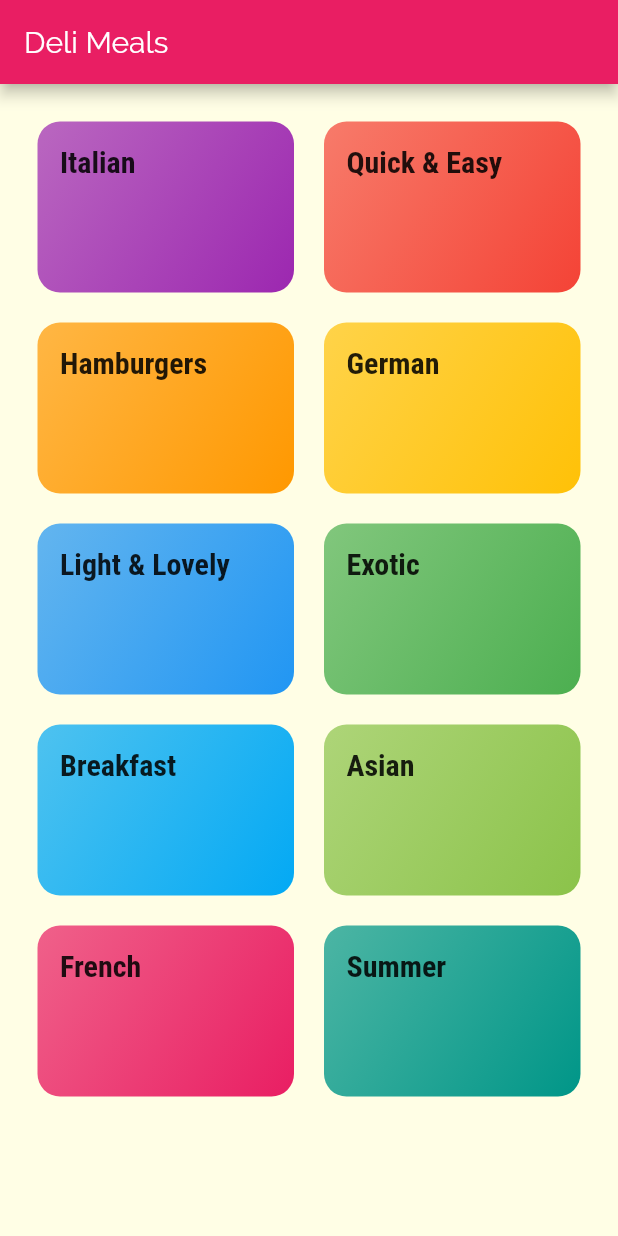
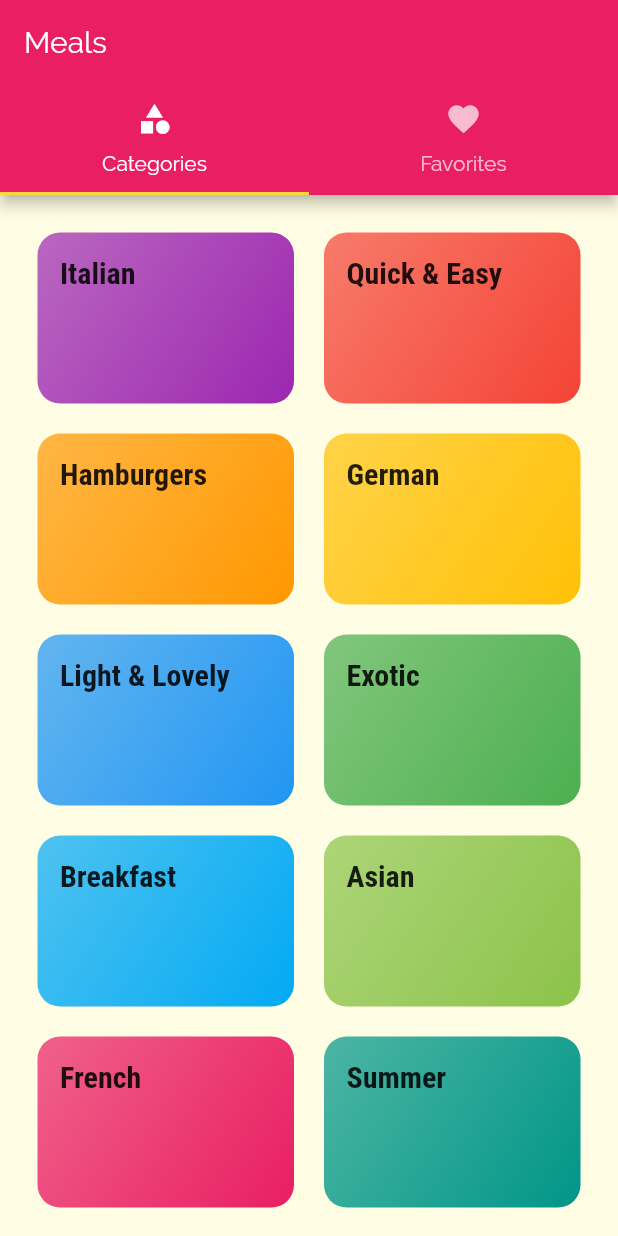
Before and after one commit to Zireael26/Meals-App, a Flutter app: the screen it shows after launch, on a phone screen of 412 x 824 dp. Run offline on Flutter 3.47's test engine with Material 2 defaults, Android fonts, the light colour scheme and no system bars.

Commit message:
Added a lot more features
Signed-off-by: Abhishek Kaushik <abhishek.nexus26@gmail.com>

```diff
--- a/lib/main.dart
+++ b/lib/main.dart
@@ -1,6 +1,7 @@
 import 'package:flutter/material.dart';
-import 'package:mealsapp/pages/categories_page.dart';
 import 'package:mealsapp/pages/category_meals_page.dart';
+import 'package:mealsapp/pages/meal_details_page.dart';
+import 'package:mealsapp/pages/tabs_page.dart';
 
 void main() {
   runApp(MyApp());
@@ -29,8 +30,10 @@ class MyApp extends StatelessWidget {
                 fontWeight: FontWeight.bold,
               ))),
       routes: {
-        CategoriesPage.routeName: (context) => CategoriesPage(),
-        CategoryMealsPage.routeName: (context) => CategoryMealsPage()
+        '/': (context) => TabsPage(),
+//        CategoriesPage.routeName: (context) => CategoriesPage(),
+        CategoryMealsPage.routeName: (context) => CategoryMealsPage(),
+        MealDetailsPage.routeName: (context) => MealDetailsPage()
       },
     );
   }
--- a/lib/pages/categories_page.dart
+++ b/lib/pages/categories_page.dart
@@ -3,15 +3,11 @@ import 'package:mealsapp/dummay_data.dart';
 import 'package:mealsapp/widgets/category_item.dart';
 
 class CategoriesPage extends StatelessWidget {
-  static const routeName = '/';
+//  static const routeName = '/';
 
   @override
   Widget build(BuildContext context) {
-    return Scaffold(
-      appBar: AppBar(
-        title: const Text('Deli Meals'),
-      ),
-      body: GridView(
+    return GridView(
       padding: const EdgeInsets.all(25.0),
       gridDelegate: SliverGridDelegateWithMaxCrossAxisExtent(
         maxCrossAxisExtent: 200.0,
@@ -20,13 +16,13 @@ class CategoriesPage extends StatelessWidget {
         mainAxisSpacing: 20,
       ),
       children: DUMMY_CATEGORIES
-            .map((catData) => CategoryItem(
+          .map((catData) =>
+          CategoryItem(
             catData.id,
             catData.title,
             catData.color,
           ))
           .toList(),
-      ),
     );
   }
 }
--- /dev/null
+++ b/lib/pages/tabs_page.dart
@@ -0,0 +1,40 @@
+import 'package:flutter/material.dart';
+import 'package:mealsapp/pages/categories_page.dart';
+import 'package:mealsapp/pages/favorites_page.dart';
+
+class TabsPage extends StatefulWidget {
+  @override
+  _TabsPageState createState() => _TabsPageState();
+}
+
+class _TabsPageState extends State<TabsPage> {
+  @override
+  Widget build(BuildContext context) {
+    return DefaultTabController(
+      length: 2,
+      child: Scaffold(
+        appBar: AppBar(
+          title: Text("Meals"),
+          bottom: TabBar(
+            tabs: <Widget>[
+              Tab(
+                icon: Icon(Icons.category),
+                text: "Categories",
+              ),
+              Tab(
+                icon: Icon(Icons.favorite),
+                text: "Favorites",
+              ),
+            ],
+          ),
+        ),
+        body: TabBarView(
+          children: <Widget>[
+            CategoriesPage(),
+            FavoritesPage(),
+          ],
+        ),
+      ),
+    );
+  }
+}
```
Also changed, not shown: lib/pages/category_meals_page.dart (+9 -1 lines), lib/pages/favorites_page.dart (added, +12 -0 lines), lib/pages/meal_details_page.dart (added, +81 -0 lines), lib/widgets/meal_item.dart (added, +126 -0 lines), lib/widgets/recipe_attribute_widget.dart (added, +19 -0 lines). Lines whose indentation alone changed are shown as unchanged.
